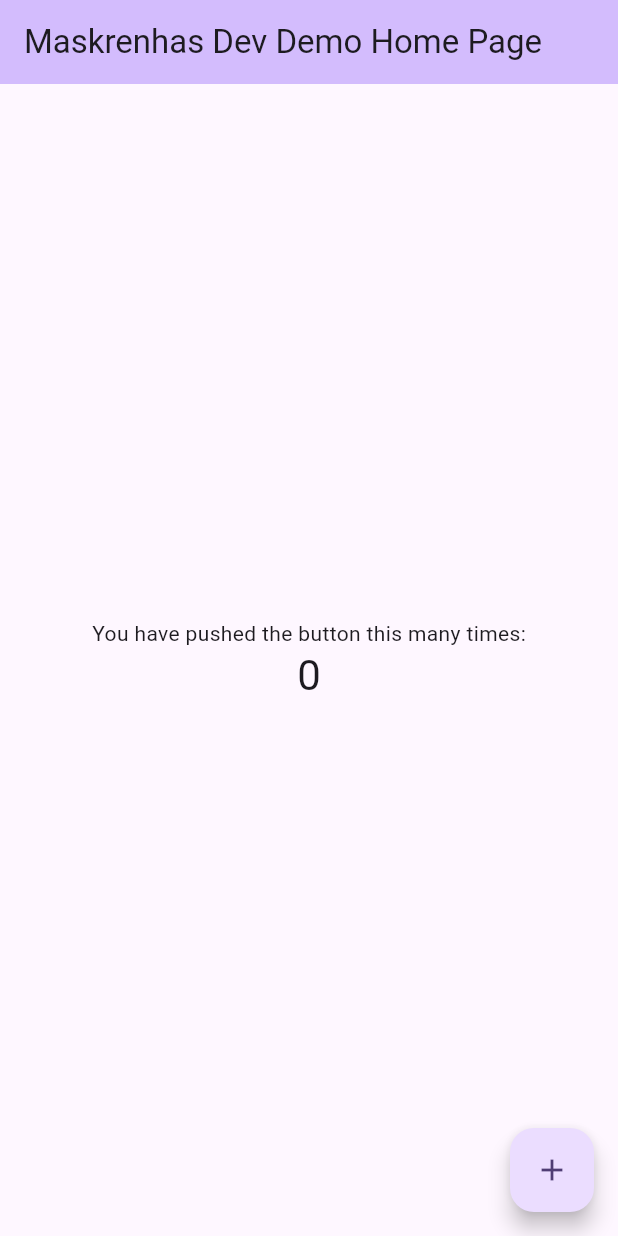
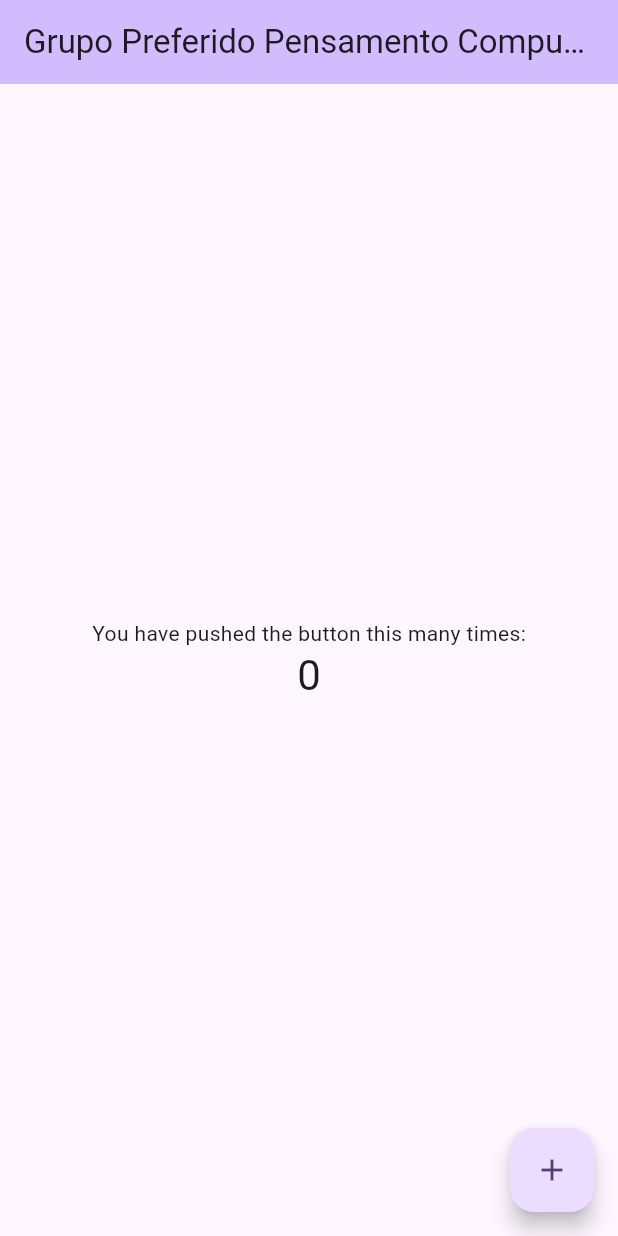
Before and after one commit to maskrenhas2022/flutter_mobile, a Flutter app: the screen it shows after launch, on a phone screen of 412 x 824 dp. Run offline on Flutter 3.47's test engine with Material 3 defaults, Android fonts, the phone set to English and light mode, and no system bars.

Commit message:
Start Project Mobile in Flutter

```diff
--- a/lib/main.dart
+++ b/lib/main.dart
@@ -30,7 +30,9 @@ class MyApp extends StatelessWidget {
         // tested with just a hot reload.
         colorScheme: ColorScheme.fromSeed(seedColor: Colors.deepPurple),
       ),
-      home: const MyHomePage(title: 'Maskrenhas Dev Demo Home Page'),
+      home: const MyHomePage(
+        title: 'Grupo Preferido Pensamento Computacional App',
+      ),
     );
   }
 }
```
